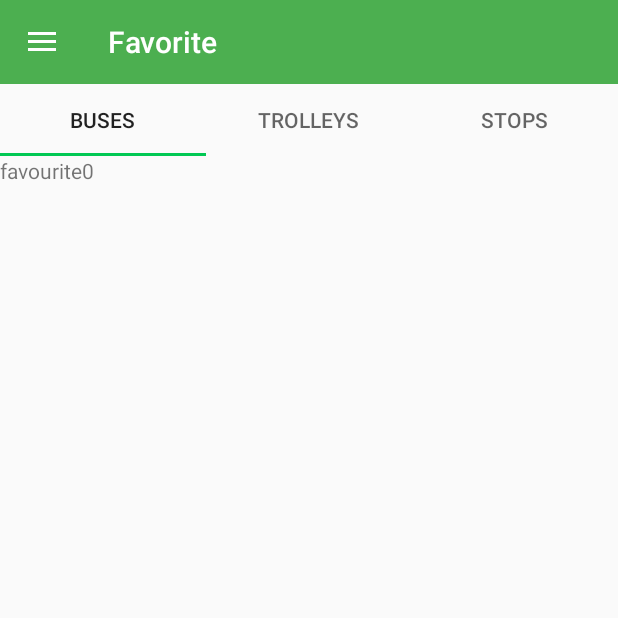
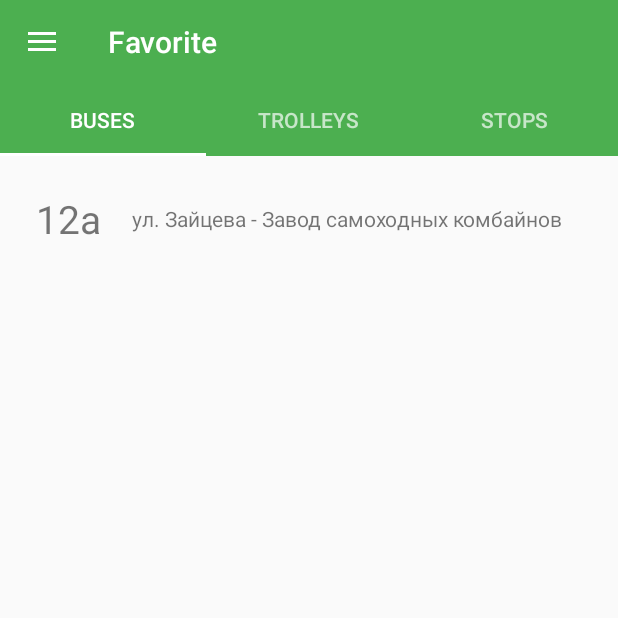
Before and after one commit to offvanHooijdonk/gomeltrans, an Android app: the screen it shows after launch (MainActivity), on a phone screen of 412 x 824 dp, the top half of it. Run offline under Robolectric (Android 15) with nearby library versions, the phone set to English and light mode, and no system bars.

Commit message:
TabLayout fixed; RecyclerView and adapter added. Sample data added

```diff
--- a/app/build.gradle
+++ b/app/build.gradle
@@ -23,4 +23,6 @@ dependencies {
     compile fileTree(dir: 'libs', include: ['*.jar'])
     compile 'com.android.support:appcompat-v7:22.2.1'
     compile 'com.android.support:design:22.2.1'
+    compile 'com.android.support:recyclerview-v7:22.2.1'
+
 }
--- /dev/null
+++ b/app/src/main/java/com/gomeltrans/model/Bus.java
@@ -0,0 +1,34 @@
+package com.gomeltrans.model;
+
+/**
+ * Created by yahor on 25.08.15.
+ */
+public class Bus {
+    private Long id;
+    private String numberName;
+    private String routeName;
+
+    public Long getId() {
+        return id;
+    }
+
+    public void setId(Long id) {
+        this.id = id;
+    }
+
+    public String getNumberName() {
+        return numberName;
+    }
+
+    public void setNumberName(String numberName) {
+        this.numberName = numberName;
+    }
+
+    public String getRouteName() {
+        return routeName;
+    }
+
+    public void setRouteName(String routeName) {
+        this.routeName = routeName;
+    }
+}
--- /dev/null
+++ b/app/src/main/java/com/gomeltrans/ui/BusInfoActivity.java
@@ -0,0 +1,37 @@
+package com.gomeltrans.ui;
+
+import android.os.Bundle;
+import android.os.PersistableBundle;
+import android.support.v4.app.NavUtils;
+import android.support.v7.app.AppCompatActivity;
+import android.support.v7.widget.Toolbar;
+
+import com.gomeltrans.R;
+
+/**
+ * Created by yahor on 25.08.15.
+ */
+public class BusInfoActivity extends AppCompatActivity {
+    private BusInfoActivity that;
+    private Toolbar toolbar;
+
+    @Override
+    public void onCreate(Bundle savedInstanceState, PersistableBundle persistentState) {
+        super.onCreate(savedInstanceState, persistentState);
+        setContentView(R.layout.activity_bus_info);
+        that = this;
+
+        toolbar = (Toolbar) findViewById(R.id.toolbar);
+        setSupportActionBar(toolbar);
+        getSupportActionBar().setTitle("17");
+        getSupportActionBar().setHomeButtonEnabled(true);
+        getSupportActionBar().setDisplayHomeAsUpEnabled(true);
+    }
+
+    /*@Override
+    protected void onDestroy() {
+        NavUtils.navigateUpFromSameTask(that);
+        super.onDestroy();
+    }*/
+
+}
--- a/app/src/main/java/com/gomeltrans/ui/favoutites/FavouritesFragment.java
+++ b/app/src/main/java/com/gomeltrans/ui/favoutites/FavouritesFragment.java
@@ -31,11 +31,18 @@ public class FavouritesFragment extends Fragment {
     public View onCreateView(LayoutInflater inflater, ViewGroup container, Bundle savedInstanceState) {
         View v = inflater.inflate(R.layout.frag_favourite, container, false);
 
-        ViewPager viewPager = (ViewPager) v.findViewById(R.id.viewpager);
-        viewPager.setAdapter(new FavouritesFragmentPagerAdapter(getChildFragmentManager(), parent));
+        FavouritesFragmentPagerAdapter adapter = new FavouritesFragmentPagerAdapter(getChildFragmentManager(), parent);
 
-        TabLayout tabLayout = (TabLayout) v.findViewById(R.id.sliding_tabs);
-        tabLayout.setupWithViewPager(viewPager);
+        final ViewPager viewPager = (ViewPager) v.findViewById(R.id.viewpager);
+        viewPager.setAdapter(adapter);
+
+        final TabLayout tabLayout = (TabLayout) v.findViewById(R.id.sliding_tabs);
+        tabLayout.post(new Runnable() { // this is a hack due to a bug in 22.2.1 design lib
+            @Override
+            public void run() {
+                tabLayout.setupWithViewPager(viewPager);
+            }
+        });
 
         return v;
     }
--- a/app/src/main/java/com/gomeltrans/ui/favoutites/FavouritesListFragment.java
+++ b/app/src/main/java/com/gomeltrans/ui/favoutites/FavouritesListFragment.java
@@ -2,14 +2,22 @@ package com.gomeltrans.ui.favoutites;
 
 import android.content.Context;
 import android.os.Bundle;
+import android.os.Handler;
 import android.support.annotation.Nullable;
 import android.support.v4.app.Fragment;
+import android.support.v4.widget.SwipeRefreshLayout;
+import android.support.v7.widget.LinearLayoutManager;
+import android.support.v7.widget.RecyclerView;
 import android.view.LayoutInflater;
 import android.view.View;
 import android.view.ViewGroup;
-import android.widget.TextView;
 
 import com.gomeltrans.R;
+import com.gomeltrans.model.Bus;
+import com.gomeltrans.ui.favoutites.adapter.FavouriteBusAdapter;
+
+import java.util.ArrayList;
+import java.util.List;
 
 /**
  * Created by Yahor_Fralou on 8/25/2015.
@@ -18,6 +26,11 @@ public class FavouritesListFragment extends Fragment {
 
     private static final String ARG_PAGE_NUMBER = "arg_page_number";
     private int pageNumber;
+    private Context ctx;
+
+    private final Handler handler = new Handler();
+    private RecyclerView recyclerList;
+    private SwipeRefreshLayout swipeRefreshLayout;
 
     public static FavouritesListFragment getInstance(int pageNumArg) {
         Bundle args = new Bundle();
@@ -26,6 +39,56 @@ public class FavouritesListFragment extends Fragment {
         FavouritesListFragment fragment = new FavouritesListFragment();
         fragment.setArguments(args);
         return fragment;
+    }
+
+    @Override
+    public void onCreate(Bundle savedInstanceState) {
+        super.onCreate(savedInstanceState);
+        pageNumber = getArguments().getInt(ARG_PAGE_NUMBER);
+
+        this.ctx = getActivity();
+    }
+
+    @Nullable
+    @Override
+    public View onCreateView(LayoutInflater inflater, ViewGroup container, Bundle savedInstanceState) {
+        View v = inflater.inflate(R.layout.frag_fav_list, container, false);
+
+        recyclerList = (RecyclerView) v.findViewById(R.id.recyclerList);
+        recyclerList.setHasFixedSize(true);
+        recyclerList.setLayoutManager(new LinearLayoutManager(ctx));
+
+        List<Bus> buses = new ArrayList<>();
+        Bus bus = new Bus();
+        bus.setId(16l);
+        bus.setNumberName("12a");
+        bus.setRouteName("ул. Зайцева - Завод самоходных комбайнов");
+        buses.add(bus);
+        bus = new Bus();
+        bus.setId(23l);
+        bus.setNumberName("17");
+        bus.setRouteName("Медгородок - м-р Клёнковский");
+        buses.add(bus);
+
+        FavouriteBusAdapter adapter = new FavouriteBusAdapter(ctx, buses);
+        recyclerList.setAdapter(adapter);
+
+        swipeRefreshLayout = (SwipeRefreshLayout) v.findViewById(R.id.swipeRefreshLayout);
+        swipeRefreshLayout.setColorSchemeResources(R.color.refresh_one, R.color.refresh_two, R.color.refresh_three);
+        swipeRefreshLayout.setOnRefreshListener(new SwipeRefreshLayout.OnRefreshListener() {
+            @Override
+            public void onRefresh() {
+                swipeRefreshLayout.postDelayed(new Runnable() {
+                    @Override
+                    public void run() {
+                        swipeRefreshLayout.setRefreshing(false);
+                    }
+                }, 750);
+            }
+        });
+
+
+        return v;
     }
 
     public static String getTabTitle(Context ctx, int position) {
@@ -47,21 +110,4 @@ public class FavouritesListFragment extends Fragment {
 
         return title;
     }
-
-    @Override
-    public void onCreate(Bundle savedInstanceState) {
-        super.onCreate(savedInstanceState);
-        pageNumber = getArguments().getInt(ARG_PAGE_NUMBER);
-    }
-
-    @Nullable
-    @Override
-    public View onCreateView(LayoutInflater inflater, ViewGroup container, Bundle savedInstanceState) {
-        View v = inflater.inflate(R.layout.frag_fav_list, container, false);
-
-        TextView tv = (TextView) v.findViewById(R.id.tvTabNum);
-        tv.setText(tv.getText() + String.valueOf(pageNumber));
-
-        return v;
-    }
 }
--- /dev/null
+++ b/app/src/main/java/com/gomeltrans/ui/favoutites/adapter/FavouriteBusAdapter.java
@@ -0,0 +1,69 @@
+package com.gomeltrans.ui.favoutites.adapter;
+
+import android.content.Context;
+import android.content.Intent;
+import android.support.v7.widget.RecyclerView;
+import android.view.LayoutInflater;
+import android.view.View;
+import android.view.ViewGroup;
+import android.widget.TextView;
+
+import com.gomeltrans.R;
+import com.gomeltrans.model.Bus;
+import com.gomeltrans.ui.BusInfoActivity;
+
+import java.util.List;
+
+/**
+ * Created by yahor on 25.08.15.
+ */
+public class FavouriteBusAdapter extends RecyclerView.Adapter<FavouriteBusAdapter.ViewHolder> {
+    private Context ctx;
+    private List<Bus> buses;
+
+    public FavouriteBusAdapter(Context context, List<Bus> buses) {
+        this.ctx = context;
+        this.buses = buses;
+    }
+
+    @Override
+    public ViewHolder onCreateViewHolder(ViewGroup parent, int viewType) {
+        View v = LayoutInflater.from(ctx).inflate(R.layout.item_bus, parent, false);
+        return new ViewHolder(v);
+    }
+
+    @Override
+    public void onBindViewHolder(ViewHolder vh, int position) {
+        Bus bus = buses.get(position);
+
+        vh.numberName.setText(bus.getNumberName());
+        vh.routeName.setText(bus.getRouteName());
+
+        vh.blockItem.setOnClickListener(new View.OnClickListener() {
+            @Override
+            public void onClick(View v) {
+                Intent intent = new Intent(ctx, BusInfoActivity.class);
+                ctx.startActivity(intent);
+            }
+        });
+    }
+
+    @Override
+    public int getItemCount() {
+        return buses.size();
+    }
+
+    public static class ViewHolder extends RecyclerView.ViewHolder {
+        public TextView numberName;
+        public TextView routeName;
+        public ViewGroup blockItem;
+
+        public ViewHolder(View v) {
+            super(v);
+
+            numberName = (TextView) v.findViewById(R.id.numberName);
+            routeName = (TextView) v.findViewById(R.id.routeName);
+            blockItem = (ViewGroup) v.findViewById(R.id.blockItem);
+        }
+    }
+}
--- /dev/null
+++ b/app/src/main/res/layout/activity_bus_info.xml
@@ -0,0 +1,17 @@
+<?xml version="1.0" encoding="utf-8"?>
+<LinearLayout xmlns:android="http://schemas.android.com/apk/res/android"
+              xmlns:app="http://schemas.android.com/apk/res-auto"
+              android:orientation="vertical"
+              android:layout_width="match_parent"
+              android:layout_height="match_parent">
+
+    <android.support.v7.widget.Toolbar
+        android:id="@+id/toolbar"
+        android:layout_width="match_parent"
+        android:layout_height="@dimen/abc_action_bar_default_height_material"
+        android:background="?attr/colorPrimary"
+        android:minHeight="?attr/actionBarSize"
+        app:titleTextAppearance="@style/AppBaseTheme.Toolbar.Title"
+        app:theme="@style/ToolbarColoredBackArrow"/>
+
+</LinearLayout>
--- a/app/src/main/res/layout/frag_fav_list.xml
+++ b/app/src/main/res/layout/frag_fav_list.xml
@@ -4,10 +4,19 @@
               android:layout_width="match_parent"
               android:layout_height="match_parent">
 
-    <TextView
-        android:id="@+id/tvTabNum"
-        android:layout_width="wrap_content"
-        android:layout_height="wrap_content"
-        android:text="favourite"/>
+    <android.support.v4.widget.SwipeRefreshLayout
+        android:id="@+id/swipeRefreshLayout"
+        android:layout_width="match_parent"
+        android:layout_height="match_parent">
+
+        <android.support.v7.widget.RecyclerView
+            android:id="@+id/recyclerList"
+            android:layout_width="match_parent"
+            android:layout_height="match_parent"
+            android:paddingBottom="@dimen/activity_vertical_margin"
+            android:paddingLeft="@dimen/activity_horizontal_margin"
+            android:paddingRight="@dimen/activity_horizontal_margin"
+            android:paddingTop="@dimen/activity_vertical_margin"/>
+    </android.support.v4.widget.SwipeRefreshLayout>
 
 </LinearLayout>
--- a/app/src/main/res/layout/frag_favourite.xml
+++ b/app/src/main/res/layout/frag_favourite.xml
@@ -10,7 +10,9 @@
         android:id="@+id/sliding_tabs"
         android:layout_width="match_parent"
         android:layout_height="wrap_content"
-        app:tabMode="fixed"/>
+        app:tabMode="fixed"
+        android:background="@color/app_primary"
+        style="@style/AppBaseTheme.TabLayout"/>
 
     <android.support.v4.view.ViewPager
         android:id="@+id/viewpager"
--- /dev/null
+++ b/app/src/main/res/layout/item_bus.xml
@@ -0,0 +1,36 @@
+<?xml version="1.0" encoding="utf-8"?>
+<RelativeLayout
+    xmlns:android="http://schemas.android.com/apk/res/android"
+    android:id="@+id/blockItem"
+    android:layout_width="match_parent"
+    android:layout_height="match_parent"
+    android:orientation="vertical"
+    android:paddingTop="8dp"
+    android:paddingBottom="8dp"
+    android:background="?android:selectableItemBackground">
+
+    <TextView
+        android:id="@+id/numberName"
+        android:layout_width="48dp"
+        android:layout_height="wrap_content"
+        android:layout_marginLeft="8dp"
+        android:layout_marginStart="8dp"
+        android:gravity="start"
+        android:text="12a"
+        android:maxLines="1"
+        android:textSize="26sp"/>
+
+    <TextView
+        android:id="@+id/routeName"
+        android:layout_width="wrap_content"
+        android:layout_height="wrap_content"
+        android:layout_toEndOf="@id/numberName"
+        android:layout_toRightOf="@id/numberName"
+        android:layout_marginLeft="16dp"
+        android:layout_marginStart="16dp"
+        android:layout_marginTop="8dp"
+        android:maxLines="1"
+        android:ellipsize="end"
+        android:text="Солнечная - Медгородок"
+        android:textSize="14sp"/>
+</RelativeLayout>
--- a/app/src/main/res/values/colors.xml
+++ b/app/src/main/res/values/colors.xml
@@ -11,4 +11,9 @@
     <color name="drawer_item_text">#616161</color>
     <color name="drawer_item_pressed">#cccccc</color>
 
+    <color name="refresh_one">#00C853</color>
+    <color name="refresh_two">#F50057</color>
+    <color name="refresh_three">#FFC400</color>
+
+
 </resources>
--- a/app/src/main/res/values/styles.xml
+++ b/app/src/main/res/values/styles.xml
@@ -13,4 +13,10 @@
     <style name="ToolbarColoredBackArrow">
         <item name="android:textColorSecondary">@color/toolbar_text</item>
     </style>
+
+    <style name="AppBaseTheme.TabLayout" parent="Widget.Design.TabLayout">
+        <item name="tabIndicatorColor">@android:color/white</item>
+        <item name="tabTextColor">#b0ffffff</item>
+        <item name="tabSelectedTextColor">@android:color/white</item>
+    </style>
 </resources>
```
Also changed, not shown: app/src/main/AndroidManifest.xml (+15 -6 lines).
